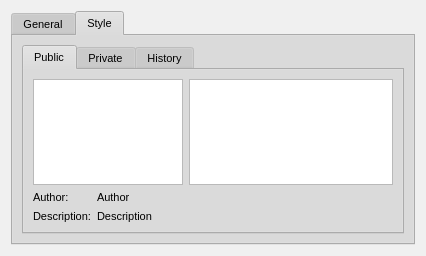
Before: the Qt Designer form retroshare-gui/src/gui/settings/ChatPage.ui in RetroShare/RetroShare, drawn with Qt 5.
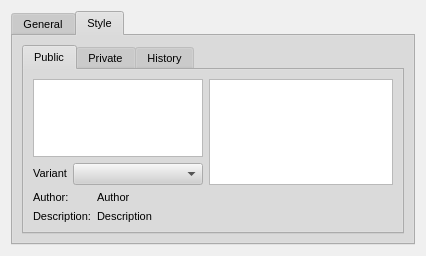
After: the same form once the commit is applied. The open tabs and pages were chosen to show the change.

Commit message: Changed the path for additional styles to "stylesheets" for Linux in "~/.retroshare" (untested), for Windows in "%APPDATA%\RetroShare" and for the portable version in the appdir. Added variants for styles. Variants are files in the subdir "variants" of the style with the extension .css. The file <variant>.css and main.css are matched together.

Diff of the .ui file:
```diff
--- a/retroshare-gui/src/gui/settings/ChatPage.ui
+++ b/retroshare-gui/src/gui/settings/ChatPage.ui
@@ -669,22 +669,53 @@
           </attribute>
           <layout class="QVBoxLayout" name="verticalLayout_1">
            <item>
-            <layout class="QHBoxLayout" name="publicListLayout">
+            <layout class="QHBoxLayout" name="publiclLayout_2">
+             <item>
+              <layout class="QVBoxLayout" name="publicLayout_3">
              <item>
               <widget class="QListWidget" name="publicList">
                <property name="sizePolicy">
-                <sizepolicy hsizetype="Fixed" vsizetype="Ignored">
+                  <sizepolicy hsizetype="Fixed" vsizetype="Preferred">
                  <horstretch>0</horstretch>
                  <verstretch>0</verstretch>
                 </sizepolicy>
                </property>
                <property name="maximumSize">
                 <size>
-                 <width>150</width>
+                   <width>170</width>
                  <height>16777215</height>
                 </size>
                </property>
               </widget>
+               </item>
+               <item>
+                <layout class="QHBoxLayout" name="publicLayout_4">
+                 <item>
+                  <widget class="QLabel" name="publicLabelVariant">
+                   <property name="sizePolicy">
+                    <sizepolicy hsizetype="Maximum" vsizetype="Maximum">
+                     <horstretch>0</horstretch>
+                     <verstretch>0</verstretch>
+                    </sizepolicy>
+                   </property>
+                   <property name="text">
+                    <string>Variant</string>
+                   </property>
+                  </widget>
+                 </item>
+                 <item>
+                  <widget class="QComboBox" name="publicComboBoxVariant">
+                   <property name="sizePolicy">
+                    <sizepolicy hsizetype="Preferred" vsizetype="Fixed">
+                     <horstretch>0</horstretch>
+                     <verstretch>0</verstretch>
+                    </sizepolicy>
+                   </property>
+                  </widget>
+                 </item>
+                </layout>
+               </item>
+              </layout>
              </item>
              <item>
               <widget class="QTextBrowser" name="publicPreview">
```
Left out of the diff: 80 changed lines with no effect on the pictures. Lines whose indentation alone changed are shown as unchanged. The commit also changes 10 other files.
